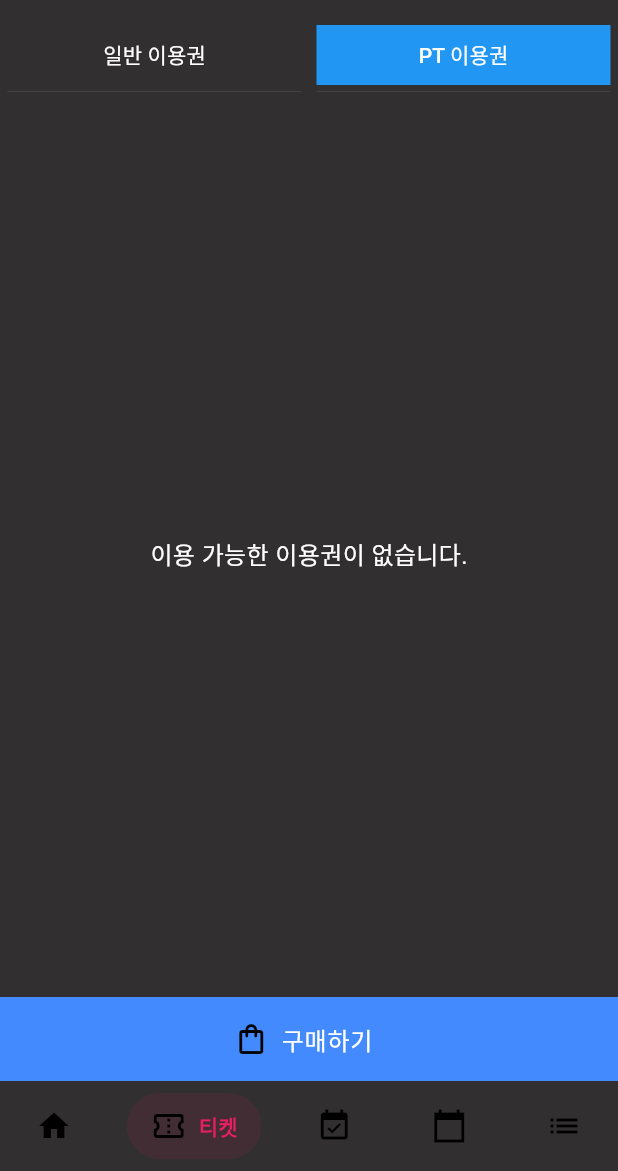
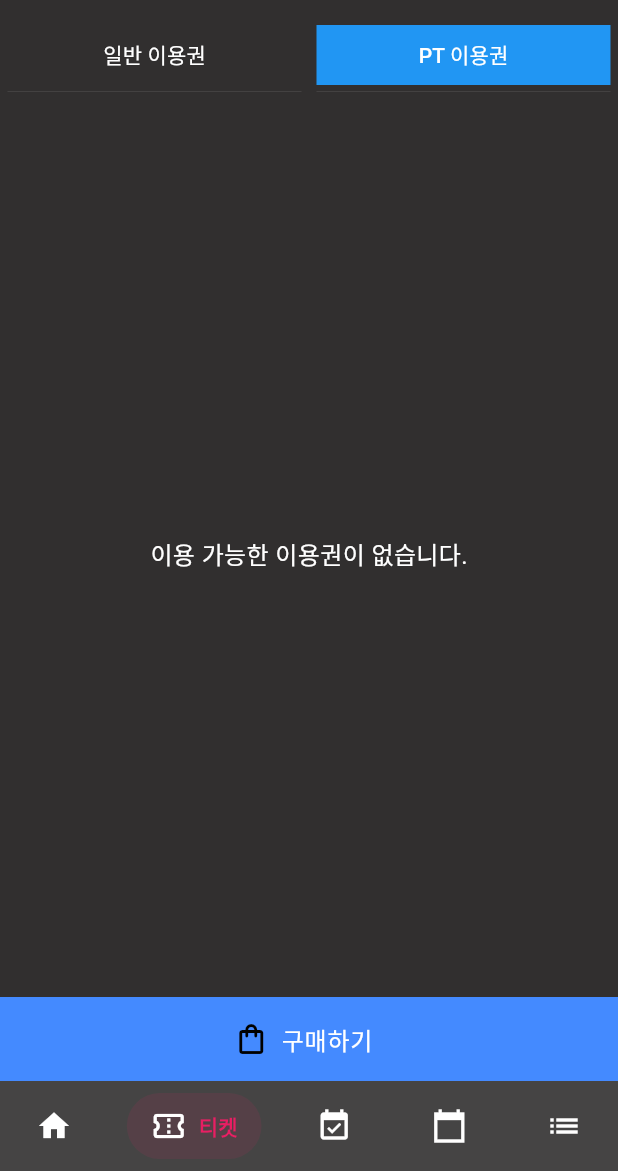
Before and after one commit to t326598/MSA9_GYM_FLUTTER, a Flutter app: the PtTicketScreen screen opened by its route, on a phone screen of 412 x 824 dp, the part 65-1236 px from its top. Run offline on Flutter 3.47's test engine with Material 3 defaults, Android fonts, the phone set to English and light mode, and no system bars; drawn by our look-alikes of salomon_bottom_bar; our stand-ins replace calendar_date_picker2, dio, flutter_secure_storage, flutter_slidable, hexcolor, modal_bottom_sheet and 2 more; missing offline and left inert: booking_calendar, bottom_picker, flutter_neat_and_clean_calendar; accounts and stored records are empty; network calls fail.

Commit message:
bottom sheet 통일

```diff
--- a/gym_app/lib/widgets/bottom_sheet.dart
+++ b/gym_app/lib/widgets/bottom_sheet.dart
@@ -14,33 +14,34 @@ class CustomBottomNavigationBar extends StatelessWidget {
   @override
   Widget build(BuildContext context) {
     return SalomonBottomBar(
+      backgroundColor: Color.fromARGB(100, 100, 100, 100),
       currentIndex: currentIndex,
       onTap: (index) {
         onTap(index); // 선택한 아이템의 인덱스를 설정
       },
       items: [
         SalomonBottomBarItem(
-          icon: const Icon(Icons.home, color:Colors.black),
+          icon: const Icon(Icons.home, color:Colors.white),
           title: const Text("홈"),
           selectedColor: Colors.blue,
         ),
         SalomonBottomBarItem(
-          icon: const Icon(Icons.confirmation_number_outlined, color: Colors.black),
+          icon: const Icon(Icons.confirmation_number_outlined, color: Colors.white),
           title: const Text("티켓"),
           selectedColor: Colors.pink,
         ),
         SalomonBottomBarItem(
-          icon: const Icon(Icons.event_available , color: Colors.black),
+          icon: const Icon(Icons.event_available , color: Colors.white),
           title: const Text("예약"),
           selectedColor: Colors.green,
         ),
         SalomonBottomBarItem(
-          icon: const Icon(Icons.calendar_today_sharp , color: Colors.black),
+          icon: const Icon(Icons.calendar_today_sharp , color: Colors.white),
           title: const Text("캘린더"),
           selectedColor: Colors.purple,
         ),
         SalomonBottomBarItem(
-          icon: const Icon(Icons.list , color: Colors.black),
+          icon: const Icon(Icons.list , color: Colors.white),
           title: const Text("메뉴"),
           selectedColor: Colors.teal,
         ),
```
